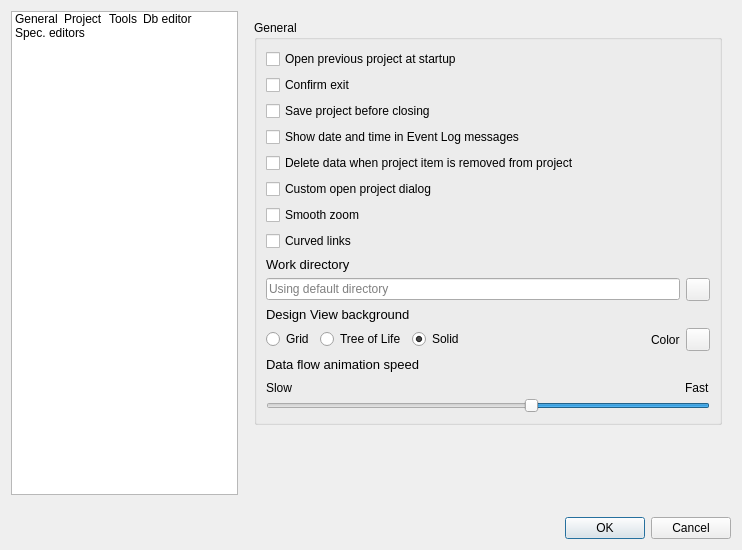
First picture: the form in spinetoolbox/ui/settings.ui, repository spine-tools/Spine-Toolbox, before the edit.
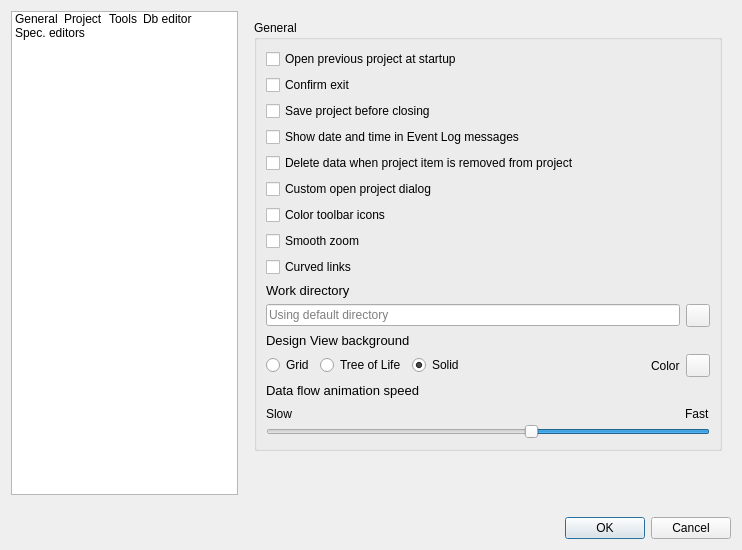
Second picture: the form after the edit. The open tabs and pages were chosen to show the change. Icons and pictures are not drawn. Custom widgets are drawn as their Qt base class.

Commit message: Add setting to color toolbar icons

Patch:
```diff
--- a/spinetoolbox/ui/settings.ui
+++ b/spinetoolbox/ui/settings.ui
@@ -209,7 +209,7 @@
         </sizepolicy>
        </property>
        <property name="currentIndex">
-        <number>3</number>
+        <number>0</number>
        </property>
        <widget class="QWidget" name="General">
         <layout class="QVBoxLayout" name="verticalLayout_6">
@@ -246,6 +246,19 @@
             <property name="spacing">
              <number>6</number>
             </property>
+            <item row="5" column="0">
+             <widget class="QCheckBox" name="checkBox_custom_open_project_dialog">
+              <property name="toolTip">
+               <string>&lt;html&gt;&lt;head/&gt;&lt;body&gt;&lt;p&gt;Select the type of dialog used in File-&amp;gt;Open project...&lt;/p&gt;&lt;p&gt;Checking this box shows a custom dialog. Unchecking this box shows the OS provided 'select folder' dialog.&lt;/p&gt;&lt;/body&gt;&lt;/html&gt;</string>
+              </property>
+              <property name="text">
+               <string>Custom open project dialog</string>
+              </property>
+              <property name="checked">
+               <bool>false</bool>
+              </property>
+             </widget>
+            </item>
             <item row="3" column="0">
              <widget class="QCheckBox" name="checkBox_datetime">
               <property name="toolTip">
@@ -256,19 +269,25 @@
               </property>
              </widget>
             </item>
-            <item row="0" column="0">
-             <widget class="QCheckBox" name="checkBox_open_previous_project">
-              <property name="sizePolicy">
-               <sizepolicy hsizetype="Minimum" vsizetype="Fixed">
-                <horstretch>0</horstretch>
-                <verstretch>0</verstretch>
-               </sizepolicy>
-              </property>
+            <item row="7" column="0">
+             <widget class="QCheckBox" name="checkBox_use_smooth_zoom">
               <property name="toolTip">
-               <string>&lt;html&gt;&lt;head/&gt;&lt;body&gt;&lt;p&gt;If checked, application opens the project at startup that was open the last time the application was quit&lt;/p&gt;&lt;/body&gt;&lt;/html&gt;</string>
+               <string>&lt;html&gt;&lt;head/&gt;&lt;body&gt;&lt;p&gt;Controls whether smooth or discete zoom is used in Design and Graph Views.&lt;/p&gt;&lt;/body&gt;&lt;/html&gt;</string>
               </property>
               <property name="text">
-               <string>Open previous project at startup</string>
+               <string>Smooth zoom</string>
+              </property>
+             </widget>
+            </item>
+            <item row="9" column="0">
+             <widget class="QLabel" name="label">
+              <property name="font">
+               <font>
+                <pointsize>10</pointsize>
+               </font>
+              </property>
+              <property name="text">
+               <string>Work directory</string>
               </property>
              </widget>
             </item>
@@ -285,20 +304,130 @@
               </property>
              </widget>
             </item>
-            <item row="2" column="0">
-             <widget class="QCheckBox" name="checkBox_save_project_before_closing">
+            <item row="4" column="0">
+             <widget class="QCheckBox" name="checkBox_delete_data">
               <property name="toolTip">
-               <string>&lt;html&gt;&lt;head/&gt;&lt;body&gt;&lt;p&gt;Select what to do if there are unsaved changes when closing a project or when quitting the app.&lt;/p&gt;&lt;p&gt;Unchecked: Don't save project and don't show question box&lt;/p&gt;&lt;p&gt;Partially checked: Show question box&lt;/p&gt;&lt;p&gt;Checked: Save project and don't show question box&lt;/p&gt;&lt;p&gt;&lt;br/&gt;&lt;/p&gt;&lt;/body&gt;&lt;/html&gt;</string>
+               <string>&lt;html&gt;&lt;head/&gt;&lt;body&gt;&lt;p&gt;Check this box to delete project item's data when a project item is removed from project. This means, that the project item directory and its contens will be deleted from your HD.&lt;/p&gt;&lt;/body&gt;&lt;/html&gt;</string>
               </property>
               <property name="text">
-               <string>Save project before closing</string>
+               <string>Delete data when project item is removed from project</string>
               </property>
-              <property name="tristate">
-               <bool>true</bool>
+             </widget>
+            </item>
+            <item row="14" column="0">
+             <widget class="QLabel" name="label_7">
+              <property name="font">
+               <font>
+                <pointsize>10</pointsize>
+               </font>
               </property>
+              <property name="text">
+               <string>Design View background</string>
+              </property>
              </widget>
             </item>
-            <item row="16" column="0">
+            <item row="10" column="0">
+             <layout class="QHBoxLayout" name="horizontalLayout_6">
+              <item>
+               <widget class="QLineEdit" name="lineEdit_work_dir">
+                <property name="minimumSize">
+                 <size>
+                  <width>0</width>
+                  <height>20</height>
+                 </size>
+                </property>
+                <property name="toolTip">
+                 <string>&lt;html&gt;&lt;head/&gt;&lt;body&gt;&lt;p&gt;Work directory location. Leave empty to use default (\work).&lt;/p&gt;&lt;/body&gt;&lt;/html&gt;</string>
+                </property>
+                <property name="placeholderText">
+                 <string>Using default directory</string>
+                </property>
+                <property name="clearButtonEnabled">
+                 <bool>true</bool>
+                </property>
+               </widget>
+              </item>
+              <item>
+               <widget class="QToolButton" name="toolButton_browse_work">
+                <property name="sizePolicy">
+                 <sizepolicy hsizetype="Fixed" vsizetype="Fixed">
+                  <horstretch>0</horstretch>
+                  <verstretch>0</verstretch>
+                 </sizepolicy>
+                </property>
+                <property name="toolTip">
+                 <string>&lt;html&gt;&lt;head/&gt;&lt;body&gt;&lt;p&gt;Pick Work directory with file browser&lt;/p&gt;&lt;/body&gt;&lt;/html&gt;</string>
+                </property>
+                <property name="icon">
+                 <iconset resource="resources/resources_icons.qrc">
+                  <normaloff>:/icons/menu_icons/folder-open-solid.svg</normaloff>:/icons/menu_icons/folder-open-solid.svg</iconset>
+                </property>
+               </widget>
+              </item>
+             </layout>
+            </item>
+            <item row="15" column="0">
+             <layout class="QHBoxLayout" name="horizontalLayout_4">
+              <item>
+               <widget class="QRadioButton" name="radioButton_bg_grid">
+                <property name="text">
+                 <string>Grid</string>
+                </property>
+               </widget>
+              </item>
+              <item>
+               <widget class="QRadioButton" name="radioButton_bg_tree">
+                <property name="text">
+                 <string>Tree of Life</string>
+                </property>
+               </widget>
+              </item>
+              <item>
+               <widget class="QRadioButton" name="radioButton_bg_solid">
+                <property name="text">
+                 <string>Solid</string>
+                </property>
+                <property name="checked">
+                 <bool>true</bool>
+                </property>
+               </widget>
+              </item>
+              <item>
+               <spacer name="horizontalSpacer_4">
+                <property name="orientation">
+                 <enum>Qt::Horizontal</enum>
+                </property>
+                <property name="sizeHint" stdset="0">
+                 <size>
+                  <width>40</width>
+                  <height>20</height>
+                 </size>
+                </property>
+               </spacer>
+              </item>
+              <item>
+               <widget class="QLabel" name="label_9">
+                <property name="text">
+                 <string>Color</string>
+                </property>
+               </widget>
+              </item>
+              <item>
+               <widget class="QToolButton" name="toolButton_bg_color">
+                <property name="toolTip">
+                 <string>&lt;html&gt;&lt;head/&gt;&lt;body&gt;&lt;p&gt;Pick solid background color&lt;/p&gt;&lt;/body&gt;&lt;/html&gt;</string>
+                </property>
+                <property name="iconSize">
+                 <size>
+                  <width>16</width>
+                  <height>16</height>
+                 </size>
+                </property>
+               </widget>
+              </item>
+             </layout>
+            </item>
+            <item row="17" column="0">
              <layout class="QVBoxLayout" name="verticalLayout_3">
               <property name="spacing">
                <number>0</number>
@@ -370,177 +499,7 @@
               </item>
              </layout>
             </item>
-            <item row="4" column="0">
-             <widget class="QCheckBox" name="checkBox_delete_data">
-              <property name="toolTip">
-               <string>&lt;html&gt;&lt;head/&gt;&lt;body&gt;&lt;p&gt;Check this box to delete project item's data when a project item is removed from project. This means, that the project item directory and its contens will be deleted from your HD.&lt;/p&gt;&lt;/body&gt;&lt;/html&gt;</string>
-              </property>
-              <property name="text">
-               <string>Delete data when project item is removed from project</string>
-              </property>
-             </widget>
-            </item>
             <item row="8" column="0">
-             <widget class="QLabel" name="label">
-              <property name="font">
-               <font>
-                <pointsize>10</pointsize>
-               </font>
-              </property>
-              <property name="text">
-               <string>Work directory</string>
-              </property>
-             </widget>
-            </item>
-            <item row="14" column="0">
-             <layout class="QHBoxLayout" name="horizontalLayout_4">
-              <item>
-               <widget class="QRadioButton" name="radioButton_bg_grid">
-                <property name="text">
-                 <string>Grid</string>
-                </property>
-               </widget>
-              </item>
-              <item>
-               <widget class="QRadioButton" name="radioButton_bg_tree">
-                <property name="text">
-                 <string>Tree of Life</string>
-                </property>
-               </widget>
-              </item>
-              <item>
-               <widget class="QRadioButton" name="radioButton_bg_solid">
-                <property name="text">
-                 <string>Solid</string>
-                </property>
-                <property name="checked">
-                 <bool>true</bool>
-                </property>
-               </widget>
-              </item>
-              <item>
-               <spacer name="horizontalSpacer_4">
-                <property name="orientation">
-                 <enum>Qt::Horizontal</enum>
-                </property>
-                <property name="sizeHint" stdset="0">
-                 <size>
-                  <width>40</width>
-                  <height>20</height>
-                 </size>
-                </property>
-               </spacer>
-              </item>
-              <item>
-               <widget class="QLabel" name="label_9">
-                <property name="text">
-                 <string>Color</string>
-                </property>
-               </widget>
-              </item>
-              <item>
-               <widget class="QToolButton" name="toolButton_bg_color">
-                <property name="toolTip">
-                 <string>&lt;html&gt;&lt;head/&gt;&lt;body&gt;&lt;p&gt;Pick solid background color&lt;/p&gt;&lt;/body&gt;&lt;/html&gt;</string>
-                </property>
-                <property name="iconSize">
-                 <size>
-                  <width>16</width>
-                  <height>16</height>
-                 </size>
-                </property>
-               </widget>
-              </item>
-             </layout>
-            </item>
-            <item row="5" column="0">
-             <widget class="QCheckBox" name="checkBox_custom_open_project_dialog">
-              <property name="toolTip">
-               <string>&lt;html&gt;&lt;head/&gt;&lt;body&gt;&lt;p&gt;Select the type of dialog used in File-&amp;gt;Open project...&lt;/p&gt;&lt;p&gt;Checking this box shows a custom dialog. Unchecking this box shows the OS provided 'select folder' dialog.&lt;/p&gt;&lt;/body&gt;&lt;/html&gt;</string>
-              </property>
-              <property name="text">
-               <string>Custom open project dialog</string>
-              </property>
-              <property name="checked">
-               <bool>false</bool>
-              </property>
-             </widget>
-            </item>
-            <item row="15" column="0">
-             <widget class="QLabel" name="label_4">
-              <property name="font">
-               <font>
-                <pointsize>10</pointsize>
-               </font>
-              </property>
-              <property name="text">
-               <string>Data flow animation speed</string>
-              </property>
-             </widget>
-            </item>
-            <item row="13" column="0">
-             <widget class="QLabel" name="label_7">
-              <property name="font">
-               <font>
-                <pointsize>10</pointsize>
-               </font>
-              </property>
-              <property name="text">
-               <string>Design View background</string>
-              </property>
-             </widget>
-            </item>
-            <item row="9" column="0">
-             <layout class="QHBoxLayout" name="horizontalLayout_6">
-              <item>
-               <widget class="QLineEdit" name="lineEdit_work_dir">
-                <property name="minimumSize">
-                 <size>
-                  <width>0</width>
-                  <height>20</height>
-                 </size>
-                </property>
-                <property name="toolTip">
-                 <string>&lt;html&gt;&lt;head/&gt;&lt;body&gt;&lt;p&gt;Work directory location. Leave empty to use default (\work).&lt;/p&gt;&lt;/body&gt;&lt;/html&gt;</string>
-                </property>
-                <property name="placeholderText">
-                 <string>Using default directory</string>
-                </property>
-                <property name="clearButtonEnabled">
-                 <bool>true</bool>
-                </property>
-               </widget>
-              </item>
-              <item>
-               <widget class="QToolButton" name="toolButton_browse_work">
-                <property name="sizePolicy">
-                 <sizepolicy hsizetype="Fixed" vsizetype="Fixed">
-                  <horstretch>0</horstretch>
-                  <verstretch>0</verstretch>
-                 </sizepolicy>
-                </property>
-                <property name="toolTip">
-                 <string>&lt;html&gt;&lt;head/&gt;&lt;body&gt;&lt;p&gt;Pick Work directory with file browser&lt;/p&gt;&lt;/body&gt;&lt;/html&gt;</string>
-                </property>
-                <property name="icon">
-                 <iconset resource="resources/resources_icons.qrc">
-                  <normaloff>:/icons/menu_icons/folder-open-solid.svg</normaloff>:/icons/menu_icons/folder-open-solid.svg</iconset>
-                </property>
-               </widget>
-              </item>
-             </layout>
-            </item>
-            <item row="6" column="0">
-             <widget class="QCheckBox" name="checkBox_use_smooth_zoom">
-              <property name="toolTip">
-               <string>&lt;html&gt;&lt;head/&gt;&lt;body&gt;&lt;p&gt;Controls whether smooth or discete zoom is used in Design and Graph Views.&lt;/p&gt;&lt;/body&gt;&lt;/html&gt;</string>
-              </property>
-              <property name="text">
-               <string>Smooth zoom</string>
-              </property>
-             </widget>
-            </item>
-            <item row="7" column="0">
              <widget class="QCheckBox" name="checkBox_use_curved_links">
               <property name="toolTip">
                <string>&lt;html&gt;&lt;head/&gt;&lt;body&gt;&lt;p&gt;Controls whether smooth or straight connectors are used in Design View.&lt;/p&gt;&lt;/body&gt;&lt;/html&gt;</string>
@@ -550,6 +509,54 @@
               </property>
              </widget>
             </item>
+            <item row="2" column="0">
+             <widget class="QCheckBox" name="checkBox_save_project_before_closing">
+              <property name="toolTip">
+               <string>&lt;html&gt;&lt;head/&gt;&lt;body&gt;&lt;p&gt;Select what to do if there are unsaved changes when closing a project or when quitting the app.&lt;/p&gt;&lt;p&gt;Unchecked: Don't save project and don't show question box&lt;/p&gt;&lt;p&gt;Partially checked: Show question box&lt;/p&gt;&lt;p&gt;Checked: Save project and don't show question box&lt;/p&gt;&lt;p&gt;&lt;br/&gt;&lt;/p&gt;&lt;/body&gt;&lt;/html&gt;</string>
+              </property>
+              <property name="text">
+               <string>Save project before closing</string>
+              </property>
+              <property name="tristate">
+               <bool>true</bool>
+              </property>
+             </widget>
+            </item>
+            <item row="0" column="0">
+             <widget class="QCheckBox" name="checkBox_open_previous_project">
+              <property name="sizePolicy">
+               <sizepolicy hsizetype="Minimum" vsizetype="Fixed">
+                <horstretch>0</horstretch>
+                <verstretch>0</verstretch>
+               </sizepolicy>
+              </property>
+              <property name="toolTip">
+               <string>&lt;html&gt;&lt;head/&gt;&lt;body&gt;&lt;p&gt;If checked, application opens the project at startup that was open the last time the application was quit&lt;/p&gt;&lt;/body&gt;&lt;/html&gt;</string>
+              </property>
+              <property name="text">
+               <string>Open previous project at startup</string>
+              </property>
+             </widget>
+            </item>
+            <item row="16" column="0">
+             <widget class="QLabel" name="label_4">
+              <property name="font">
+               <font>
+                <pointsize>10</pointsize>
+               </font>
+              </property>
+              <property name="text">
+               <string>Data flow animation speed</string>
+              </property>
+             </widget>
+            </item>
+            <item row="6" column="0">
+             <widget class="QCheckBox" name="checkBox_color_toolbar_icons">
+              <property name="text">
+               <string>Color toolbar icons</string>
+              </property>
+             </widget>
+            </item>
            </layout>
           </widget>
          </item>
```
The commit also changes 5 other files.
